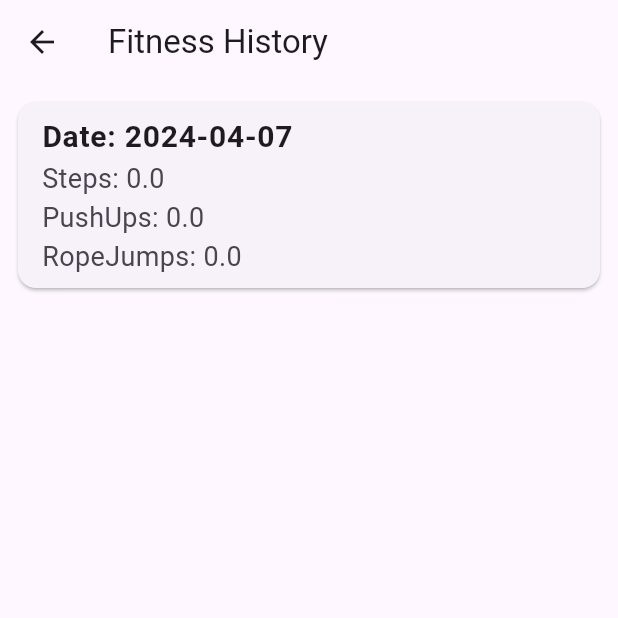
After one commit to gopalthedev/getsetfit, a Flutter app: the screen it shows once a user with an empty profile is signed in, item 4 of the bottom bar chosen, after a tap on "Your History", on a phone screen of 412 x 824 dp, the top half of it. The commit adds this screen. Run offline on Flutter 3.47's test engine with Material 3 defaults, Android fonts, the phone set to English and light mode, and no system bars; our stand-ins replace camera, cloud_firestore, firebase_auth, firebase_core, firebase_storage, flutter_tts and 9 more; missing offline and left inert: all_sensors, encrypt, gender_picker, tflite_v2; accounts and stored records are empty; network calls fail.

Commit message:
added the history page to the aap

```diff
--- a/lib/Explore/explore.dart
+++ b/lib/Explore/explore.dart
@@ -11,6 +11,7 @@ import 'package:flutter/widgets.dart';
 import 'package:getsetfit/Authentication/loginPage.dart';
 import 'package:getsetfit/models/CardModel.dart';
 import 'package:getsetfit/models/SweatSessions.dart';
+import 'package:getsetfit/models/activitesData.dart';
 import 'package:getsetfit/models/stepCalculator.dart';
 import 'package:getsetfit/pages/adduserDetails.dart';
 import 'package:getsetfit/pages/pose_detection.dart';
@@ -31,6 +32,7 @@ int pushUpGoal = 0;
 int squatsGoal = 0;
 double myCoins = 0;
 
+MyActivities myData = MyActivities();
 
 class Explore extends StatefulWidget {
   const Explore({super.key});
@@ -45,7 +47,6 @@ class _ExploreState extends State<Explore> {
 
 
   final user = FirebaseAuth.instance.currentUser!;
-
   File? _image;
   String? profileImage;
   final picker = ImagePicker();
@@ -380,8 +381,8 @@ class _ExploreState extends State<Explore> {
                   Row(
                     mainAxisAlignment: MainAxisAlignment.spaceBetween,
                     children: [
-                      const Text(
-                        "Quick sweat sessions",
+                       Text(
+                        "Hello ${greeting()} mam",
                         style: TextStyle(fontSize: 18),
                       ),
                       Row(
--- a/lib/Reward/reward.dart
+++ b/lib/Reward/reward.dart
@@ -1,6 +1,8 @@
 import 'package:cloud_firestore/cloud_firestore.dart';
 import 'package:firebase_auth/firebase_auth.dart';
+import 'package:flutter/cupertino.dart';
 import 'package:flutter/material.dart';
+import 'package:getsetfit/pages/history.dart';
 
 import '../Explore/explore.dart';
 
@@ -67,10 +69,23 @@ class _RewardState extends State<Reward> {
                   ),
                 ],
               ),
+              const SizedBox(height: 20,),
+              GestureDetector(
+                onTap: (){
+                  Navigator.push(context, MaterialPageRoute(builder: (context) => FitnessHistory()));
+                },
+                child: SizedBox(
+                  height: 100,
+                  width: 340,
+                  child: Card(
+                    child: Center(child: Text("Your History", style: TextStyle(fontSize: 24),)),
+                  ),
+                ),
+              ),
               const SizedBox(height: 100,),
               OutlinedButton(onPressed:(){
                 FirebaseAuth.instance.signOut();
-              } , child: Text("Sign Out"))
+              } , child: Text("Sign Out")),
             ],
           ),
         ),
--- /dev/null
+++ b/lib/models/activitesData.dart
@@ -0,0 +1,5 @@
+class MyActivities{
+  static double steps = 0;
+  static double pushUps = 0;
+  static double ropeJumps = 0;
+}
--- a/lib/models/stepCalculator.dart
+++ b/lib/models/stepCalculator.dart
@@ -2,6 +2,7 @@ import 'package:cloud_firestore/cloud_firestore.dart';
 import 'package:firebase_auth/firebase_auth.dart';
 import 'package:flutter/material.dart';
 import 'package:getsetfit/Explore/explore.dart';
+import 'package:getsetfit/models/activitesData.dart';
 import 'dart:async';
 import 'package:pedometer/pedometer.dart';
 import 'package:permission_handler/permission_handler.dart';
@@ -65,6 +66,7 @@ class _StepCalculatorState extends State<StepCalculator> {
         _savedStepCount = 0;
         storeStepCounter();
         _stepCount = event.steps.toInt() - _savedStepCount;
+        MyActivities.steps = _stepCount.toDouble();
         //TODO: save this in some storage
       }
       _steps = _stepCount.toString();
--- /dev/null
+++ b/lib/pages/history.dart
@@ -0,0 +1,86 @@
+import 'package:flutter/material.dart';
+import 'package:getsetfit/models/activitesData.dart';
+import 'package:intl/intl.dart';
+
+class FitnessHistory extends StatelessWidget {
+  @override
+  Widget build(BuildContext context) {
+    return FitnessHistoryPage();
+  }
+}
+
+class FitnessHistoryPage extends StatefulWidget {
+  @override
+  _FitnessHistoryPageState createState() => _FitnessHistoryPageState();
+}
+
+class _FitnessHistoryPageState extends State<FitnessHistoryPage> {
+  List<ActivityEntry> activityEntries = [];
+
+  @override
+  void initState() {
+    super.initState();
+    loadActivityEntries();
+  }
+
+  void loadActivityEntries() {
+    // Fetch existing activity entries from database or storage
+    // For demo purpose, we are adding sample data here
+    List<ActivityEntry> existingEntries = [];
+
+    // Check if a new day has started
+    DateTime now = DateTime.now();
+    String today = DateFormat('yyyy-MM-dd').format(now);
+    String? lastEntryDate = existingEntries.isNotEmpty ? existingEntries.last.date : null;
+
+    if (lastEntryDate != today) {
+      // If a new day has started, add a new entry with default values
+      activityEntries.addAll(existingEntries);
+      activityEntries.add(ActivityEntry(date: today, steps: MyActivities.steps, pushUps: MyActivities.pushUps, ropeJump: MyActivities.ropeJumps)); // Default steps count is 0
+      // Save the updated activity entries to the database or storage
+      // Here you should write the logic to save data to your database or storage
+    } else {
+      // If it's the same day, load the existing entries
+      activityEntries.addAll(existingEntries);
+    }
+  }
+
+  @override
+  Widget build(BuildContext context) {
+    return Scaffold(
+      appBar: AppBar(
+        title: Text('Fitness History'),
+      ),
+      body: ListView.builder(
+        itemCount: activityEntries.length,
+        itemBuilder: (BuildContext context, int index) {
+          return Padding(
+            padding: const EdgeInsets.all(8.0),
+            child: Card(
+              child: ListTile(
+                title: Text('Date: ${activityEntries[index].date}', style: TextStyle(fontSize: 20, fontWeight: FontWeight.bold),),
+                subtitle: Column(
+                  crossAxisAlignment: CrossAxisAlignment.start,
+                  children: [
+                    Text('Steps: ${activityEntries[index].steps.toString()}', style: TextStyle(fontSize: 18),),
+                    Text('PushUps: ${activityEntries[index].pushUps.toString()}',  style: TextStyle(fontSize: 18)),
+                    Text('RopeJumps: ${activityEntries[index].ropeJump.toString()}',  style: TextStyle(fontSize: 18)),
+                  ],
+                ),
+              ),
+            ),
+          );
+        },
+      ),
+    );
+  }
+}
+
+class ActivityEntry {
+  final String date;
+  final double steps;
+  final double pushUps;
+  final double ropeJump;
+
+  ActivityEntry({required this.date, required this.steps, required this.pushUps, required this.ropeJump,});
+}
--- a/lib/pages/ropeCounter.dart
+++ b/lib/pages/ropeCounter.dart
@@ -1,6 +1,7 @@
 import 'package:cloud_firestore/cloud_firestore.dart';
 import 'package:firebase_auth/firebase_auth.dart';
 import 'package:flutter/material.dart';
+import 'package:getsetfit/models/activitesData.dart';
 import 'package:sensors_plus/sensors_plus.dart';
 import 'dart:async'; // Import Dart async library for Timer
 import 'dart:math' as math;
@@ -69,6 +70,7 @@ class _RopeCounterState extends State<RopeCounter> {
         currentTime - _lastJumpTime > minTimeBetweenJumps) {
       setState(() {
         _jumpCount++;
+        MyActivities.ropeJumps = _jumpCount.toDouble();
         dailyProgress++;
         FirebaseFirestore.instance.collection('User').doc(FirebaseAuth.instance.currentUser!.uid).set({
           'coins' : myCoins + dailyProgress
--- a/lib/workoutTracker/pushUpTracker.dart
+++ b/lib/workoutTracker/pushUpTracker.dart
@@ -5,6 +5,7 @@ import 'package:firebase_auth/firebase_auth.dart';
 import 'package:flutter/cupertino.dart';
 import 'package:flutter/material.dart';
 import 'package:all_sensors/all_sensors.dart';
+import 'package:getsetfit/models/activitesData.dart';
 
 import '../Explore/explore.dart';
 
@@ -54,6 +55,7 @@ class _ProximitySensorScreenState extends State<ProximitySensorScreen> {
         _isNear = event.getValue();
         if (_isNear) pushUpCount++;
         dailyProgress++;
+        MyActivities.pushUps = pushUpCount;
         FirebaseFirestore.instance.collection('User').doc(FirebaseAuth.instance.currentUser!.uid).set({
           'coins' : myCoins + dailyProgress
         });
```
